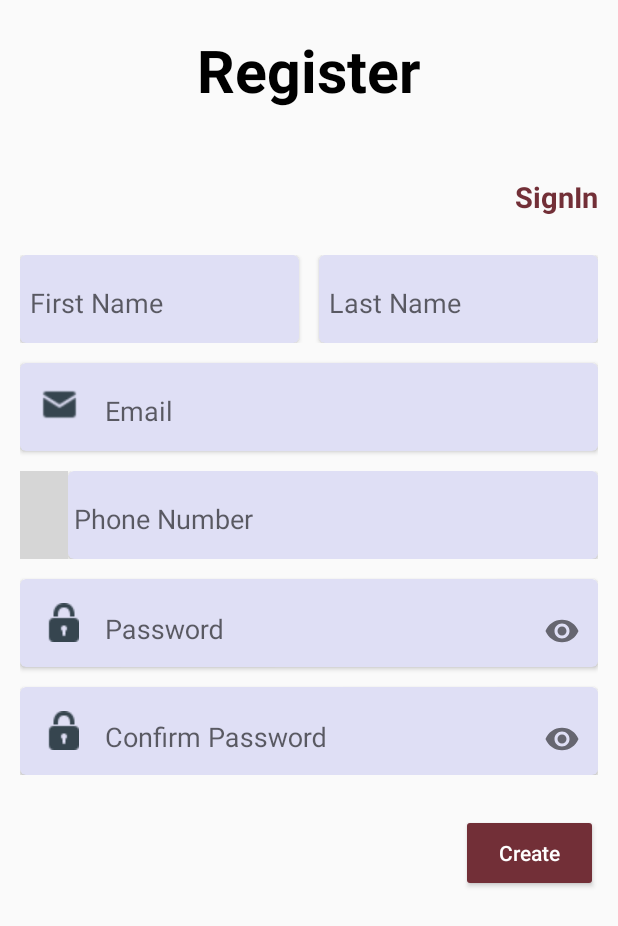
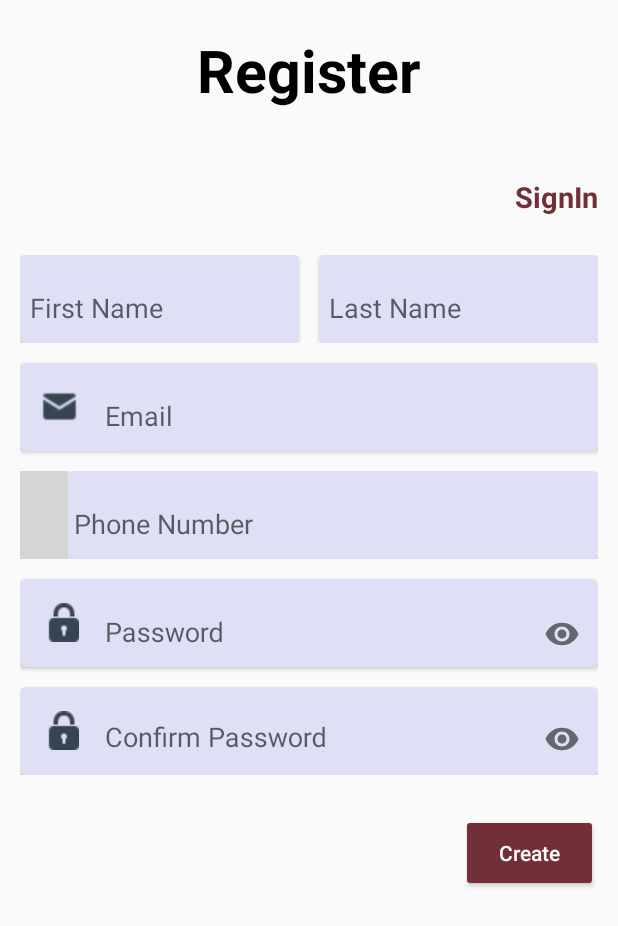
Before and after one commit to saadbutt7836/AntiTheft, an Android app: the SignUpActivity screen opened directly, with no data from a screen before it, on a phone screen of 412 x 824 dp. Shown: the top 926 px of the screen. Run offline under Robolectric (Android 15) with nearby library versions, the phone set to English and light mode, and no system bars; our stand-ins replace ButterKnife, Firebase (no records; nobody signed in at launch, a user with empty details on screens opened directly), sdp/ssp sizes; libraries missing offline, so code that uses them is left out: com.hbb20; plain views replace CountryCodePicker; grey boxes are pictures that could not be loaded.

Commit message:
Ip & Mac Commit

```diff
--- a/app/src/main/java/com/wgorganizaton/anti_theft/Activity/MainActivity.java
+++ b/app/src/main/java/com/wgorganizaton/anti_theft/Activity/MainActivity.java
@@ -62,7 +62,7 @@ public class MainActivity extends AppCompatActivity implements View.OnClickListe
 
         CheckUserLogin();
 
-        FirebaseCasting();
+//        FirebaseCasting();
 
 //        RetrieveUserInfo();
 
@@ -118,6 +118,10 @@ public class MainActivity extends AppCompatActivity implements View.OnClickListe
             intent.addFlags(Intent.FLAG_ACTIVITY_NEW_TASK | Intent.FLAG_ACTIVITY_CLEAR_TASK);
             finish();
             startActivity(intent);
+        } else {
+            FirebaseCasting();
+
+//            RetrieveUserInfo();
         }
     }
 
--- a/app/src/main/res/layout/activity_sign_up.xml
+++ b/app/src/main/res/layout/activity_sign_up.xml
@@ -74,7 +74,7 @@
                             <EditText
                                 android:id="@+id/f_name"
                                 android:layout_width="match_parent"
-                                android:layout_height="wrap_content"
+                                android:layout_height="@dimen/_40sdp"
                                 android:layout_gravity="center_vertical"
                                 android:backgroundTint="@color/DimPurple"
                                 android:hint="@string/f_name"
@@ -100,7 +100,7 @@
                             <EditText
                                 android:id="@+id/l_name"
                                 android:layout_width="match_parent"
-                                android:layout_height="wrap_content"
+                                android:layout_height="@dimen/_40sdp"
                                 android:layout_gravity="center_vertical"
                                 android:backgroundTint="@color/DimPurple"
                                 android:hint="@string/l_name"
@@ -139,7 +139,7 @@
                             <EditText
                                 android:id="@+id/sign_up_email"
                                 android:layout_width="match_parent"
-                                android:layout_height="wrap_content"
+                                android:layout_height="@dimen/_40sdp"
                                 android:backgroundTint="@color/DimPurple"
                                 android:hint="@string/email"
                                 android:inputType="textEmailAddress"
@@ -217,7 +217,7 @@
                             <EditText
                                 android:id="@+id/phone_no"
                                 android:layout_width="match_parent"
-                                android:layout_height="wrap_content"
+                                android:layout_height="@dimen/_40sdp"
                                 android:backgroundTint="@color/DimPurple"
                                 android:hint="@string/phone_no"
                                 android:inputType="number"
@@ -300,7 +300,7 @@
                             <EditText
                                 android:id="@+id/sign_up_pass"
                                 android:layout_width="match_parent"
-                                android:layout_height="wrap_content"
+                                android:layout_height="@dimen/_40sdp"
                                 android:backgroundTint="@color/DimPurple"
                                 android:hint="@string/pass"
                                 android:inputType="textPassword"
@@ -340,7 +340,7 @@
                             <EditText
                                 android:id="@+id/cnfm_pass"
                                 android:layout_width="match_parent"
-                                android:layout_height="wrap_content"
+                                android:layout_height="@dimen/_40sdp"
                                 android:backgroundTint="@color/DimPurple"
                                 android:hint="@string/confirm_pass"
                                 android:inputType="textPassword"
```
Also changed, not shown: app/src/main/java/com/wgorganizaton/anti_theft/Activity/DeviceInfoActivity.java (+20 -0 lines), app/src/main/res/drawable/ic_add_circle.xml (added, +10 -0 lines), app/src/main/res/layout/activity_sign_in.xml (+4 -4 lines), app/src/main/res/drawable/email.png (added), app/src/main/res/drawable/features.png (added), app/src/main/res/drawable/lock.png (added), app/src/main/res/drawable/logo.jpeg (added), app/src/main/res/drawable/name.png (added), app/src/main/res/drawable/phone.png (added), app/src/main/res/drawable/profile.png (added), app/src/main/res/drawable/setting.png (added), app/src/main/res/drawable/signout.png (added), app/src/main/res/drawable/subscribe.png (added).
